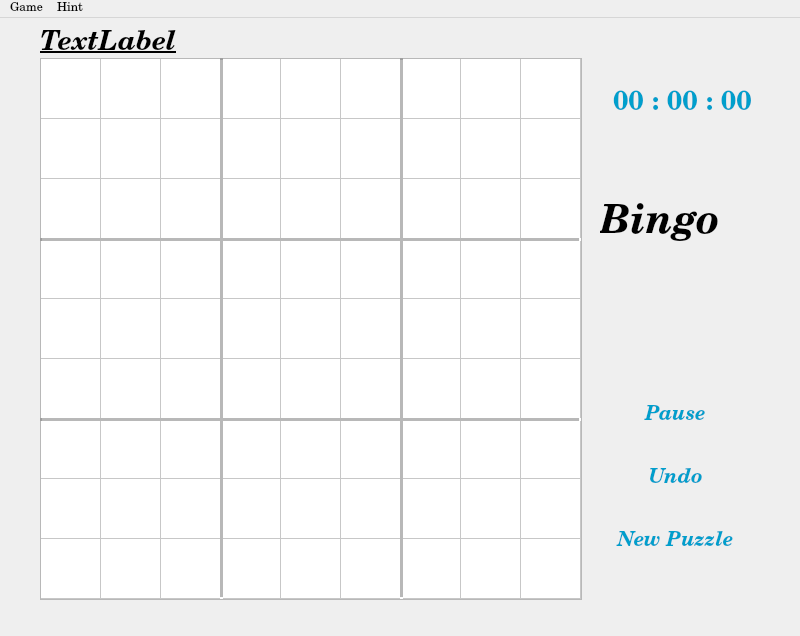
Above: mainwindow.ui from novayo/ncku_Cplus_assignment_project2 before the change. Below: the same form after it.
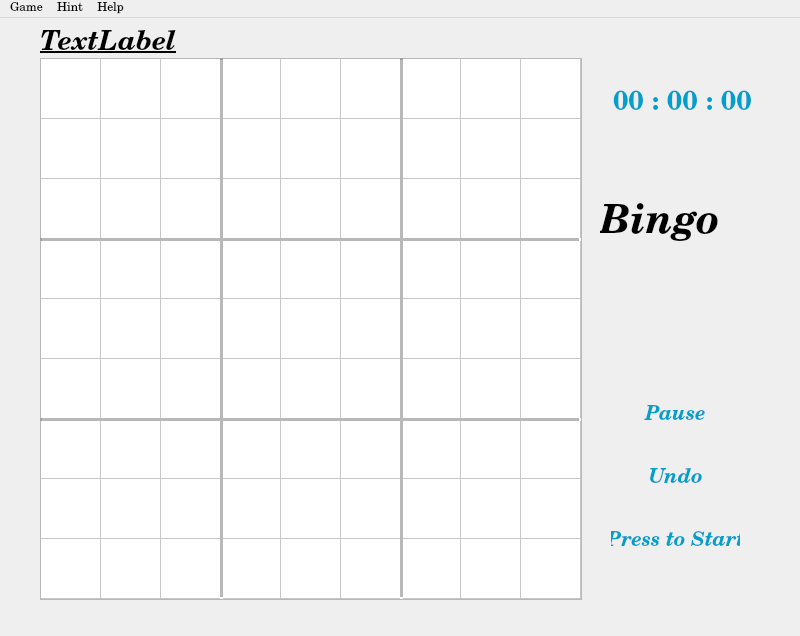
That is the form after the change. Icons and pictures are not drawn.

What changed in the file:
```diff
--- a/mainwindow.ui
+++ b/mainwindow.ui
@@ -1467,7 +1467,7 @@
 }</string>
        </property>
        <property name="text">
-        <string>New Puzzle</string>
+        <string>Press to Start</string>
        </property>
       </widget>
      </item>
@@ -1548,8 +1548,15 @@
     </property>
     <addaction name="actionSolve"/>
    </widget>
+   <widget class="QMenu" name="menuHelp">
+    <property name="title">
+     <string>Help</string>
+    </property>
+    <addaction name="actionAbout"/>
+   </widget>
    <addaction name="menuUser"/>
    <addaction name="menuHint"/>
+   <addaction name="menuHelp"/>
   </widget>
   <action name="actionCheck">
    <property name="text">
```
Left out of the diff: 11 changed lines with no effect on the pictures.
